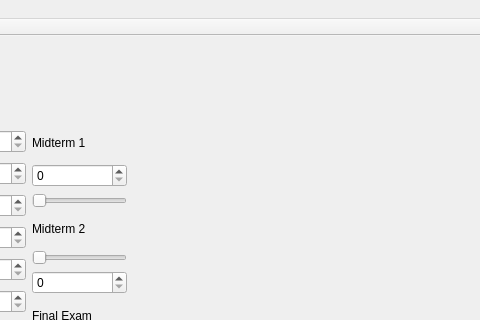
This is mainwindow.ui in dakotaklasky/Assignment2 as Qt 5 draws it before an edit; both pictures show x 162 to 642 and y 0 to 320 of the 802 by 711 pixel window. The edited form follows.
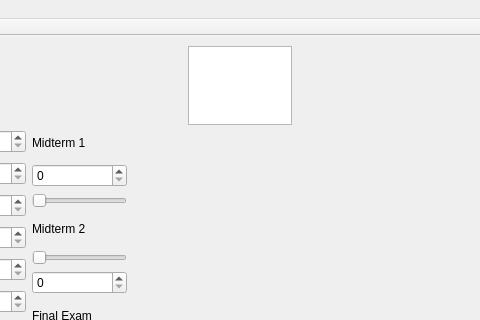
This is the edited form.

What changed in the file:
```diff
--- a/mainwindow.ui
+++ b/mainwindow.ui
@@ -300,6 +300,16 @@
      </item>
     </layout>
    </widget>
+   <widget class="QTextEdit" name="textEdit">
+    <property name="geometry">
+     <rect>
+      <x>350</x>
+      <y>10</y>
+      <width>104</width>
+      <height>79</height>
+     </rect>
+    </property>
+   </widget>
   </widget>
   <widget class="QMenuBar" name="menuBar">
    <property name="geometry">
```
